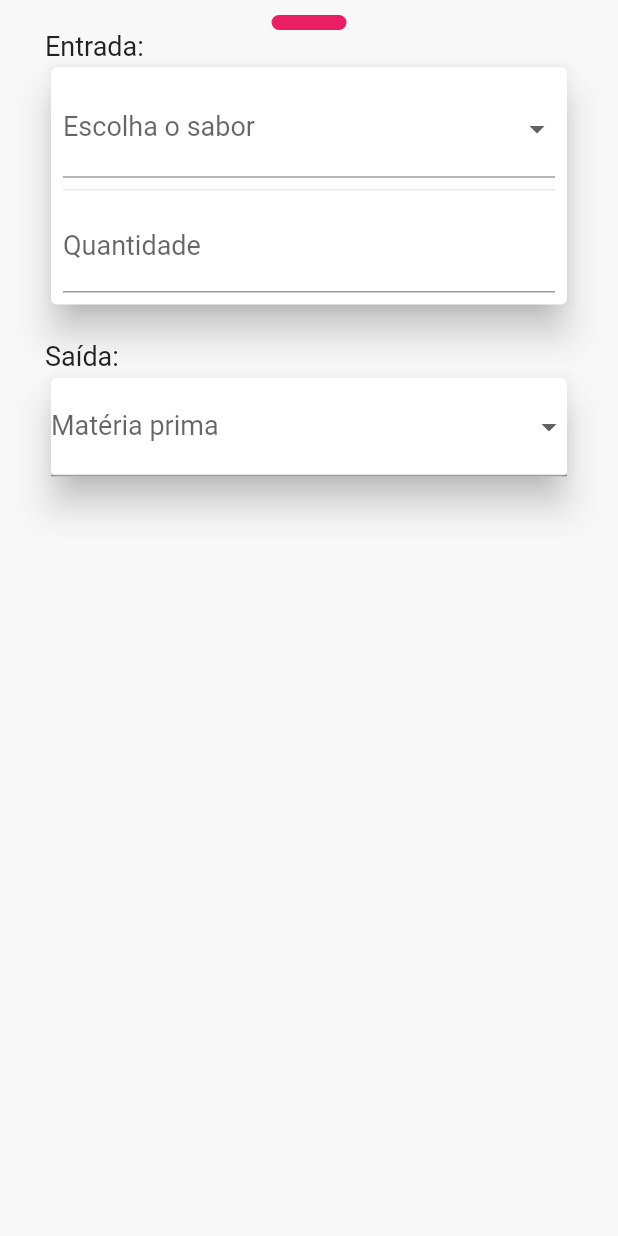
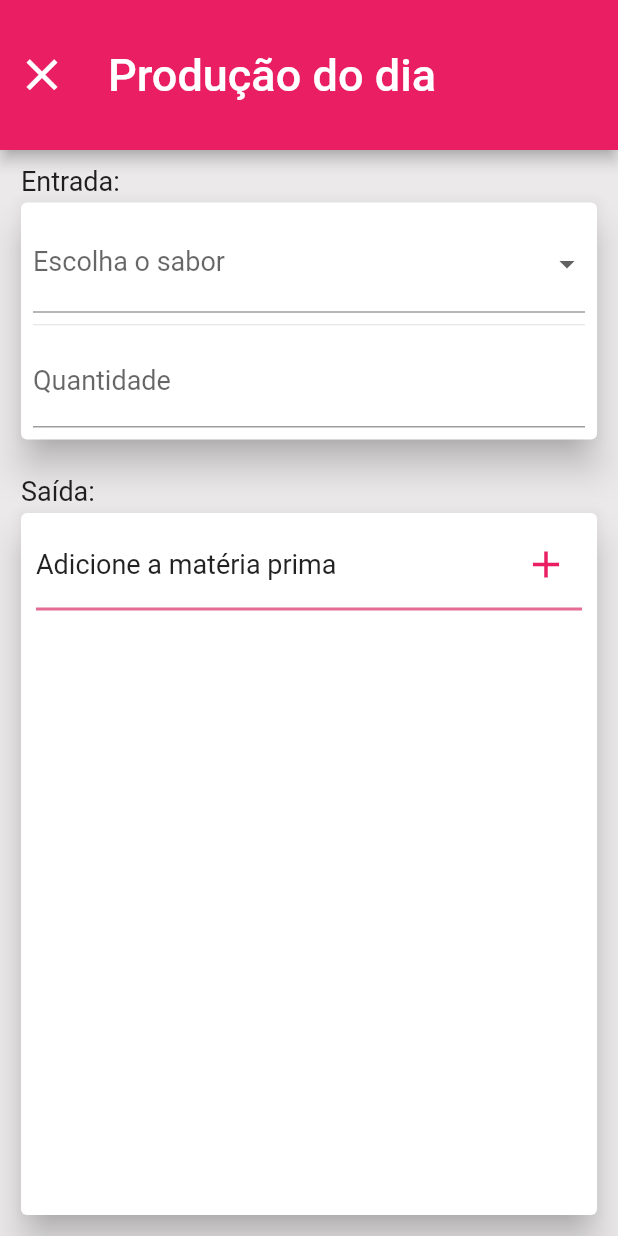
Before and after one commit to Jo-Analyst/app-good-taste, a Flutter app: the BalanceteSheetPage screen opened directly, on a phone screen of 412 x 824 dp. Run offline on Flutter 3.47's test engine with Material 2 defaults, Android fonts, the phone set to English and light mode, and no system bars; our stand-ins replace font_awesome_flutter, sqflite; accounts and stored records are empty.

Commit message:
Mudando o design do balancete

```diff
--- a/lib/app/page/movement_details_page.dart
+++ b/lib/app/page/movement_details_page.dart
@@ -1,4 +1,4 @@
-import 'package:app_good_taste/app/template/balance_sheet_Page.dart';
+import 'package:app_good_taste/app/template/balance_sheet_page.dart';
 import 'package:app_good_taste/app/utils/modal.dart';
 import 'package:flutter/material.dart';
 // import 'package:app_good_taste/app/partils/month.dart';
@@ -95,9 +95,12 @@ class MovementDetailsPage extends StatelessWidget {
                         CircleAvatar(
                           backgroundColor: Theme.of(context).primaryColor,
                           child: IconButton(
-                            onPressed: () => showModal(
+                            onPressed: () => Navigator.push(
                               context,
-                              const BalanceteSheetPage(),
+                              MaterialPageRoute(
+                                builder: (context) =>
+                                    const BalanceteSheetPage(),
+                              ),
                             ),
                             icon: const Icon(
                               Icons.balance,
--- a/lib/app/page/setting_page.dart
+++ b/lib/app/page/setting_page.dart
@@ -1,6 +1,4 @@
 import 'package:flutter/material.dart';
-import 'package:font_awesome_flutter/font_awesome_flutter.dart';
-
 class SettingPage extends StatefulWidget {
   const SettingPage({super.key});
 
--- a/lib/app/template/balance_sheet_Page.dart
+++ b/lib/app/template/balance_sheet_Page.dart
@@ -4,9 +4,14 @@ import 'package:flutter/services.dart';
 
 import '../utils/scroll_button_modal.dart';
 
-class BalanceteSheetPage extends StatelessWidget {
+class BalanceteSheetPage extends StatefulWidget {
   const BalanceteSheetPage({super.key});
 
+  @override
+  State<BalanceteSheetPage> createState() => _BalanceteSheetPageState();
+}
+
+class _BalanceteSheetPageState extends State<BalanceteSheetPage> {
   @override
   Widget build(BuildContext context) {
     final List<String> flavors = [
@@ -20,24 +25,34 @@ class BalanceteSheetPage extends StatelessWidget {
       "Suco de morango",
     ];
 
-    return SingleChildScrollView(
+    return Scaffold(
+        appBar: AppBar(
+          title: const Text(
+            "Produção do dia",
+            style: TextStyle(fontSize: 30),
+          ),
+          leading: IconButton(
+            onPressed: () => Navigator.of(context).pop(),
+            icon: const Icon(
+              Icons.close,
+              size: 35,
+            ),
+          ),
+          toolbarHeight: 100,
+        ),
+        body: Container(
+          color: const Color.fromARGB(255, 235, 233, 233),
           child: Padding(
-        padding: EdgeInsets.only(
-            left: 30,
-            right: 30,
-            top: 10,
-            bottom: 10 + MediaQuery.of(context).viewInsets.bottom),
+            padding: const EdgeInsets.all(10),
             child: Column(
-          // mainAxisAlignment: MainAxisAlignment.start,
-          crossAxisAlignment: CrossAxisAlignment.start,
+              crossAxisAlignment: CrossAxisAlignment.stretch,
               children: [
-            const Align(
-              alignment: Alignment.center,
-              child: ScrollButtomModal(),
-            ),
-            const Text(
+                Container(
+                  margin: const EdgeInsets.only(left: 4),
+                  child: const Text(
                     "Entrada:",
                     style: TextStyle(fontSize: 18),
+                  ),
                 ),
                 Card(
                   elevation: 10,
@@ -49,10 +64,16 @@ class BalanceteSheetPage extends StatelessWidget {
                         const Divider(),
                         TextFormField(
                           keyboardType: TextInputType.number,
-                      inputFormatters: [FilteringTextInputFormatter.digitsOnly],
-                      decoration: const InputDecoration(
+                          inputFormatters: [
+                            FilteringTextInputFormatter.digitsOnly
+                          ],
+                          textInputAction: TextInputAction.next,
+                          decoration: InputDecoration(
                             labelText: "Quantidade",
-                        labelStyle: TextStyle(fontSize: 18),
+                            labelStyle: const TextStyle(fontSize: 18),
+                            floatingLabelStyle: TextStyle(
+                              color: Theme.of(context).primaryColor,
+                            ),
                           ),
                         ),
                       ],
@@ -60,21 +81,52 @@ class BalanceteSheetPage extends StatelessWidget {
                   ),
                 ),
                 const SizedBox(height: 20),
-            const Text(
+                Container(
+                  margin: const EdgeInsets.only(left: 4),
+                  child: const Text(
                     "Saída:",
                     style: TextStyle(fontSize: 18),
                   ),
-            Card(
+                ),
+                Expanded(
+                  child: Card(
                     elevation: 10,
+                    child: Padding(
+                      padding: const EdgeInsets.all(10),
                       child: Column(
                         children: [
-                  DropDownUtils(feedstocks, "Matéria prima"),
+                          // DropDownUtils(feedstocks, "Matéria prima"),]
+                          Row(
+                            mainAxisAlignment: MainAxisAlignment.spaceBetween,
+                            children: [
+                              const Text(
+                                "Adicione a matéria prima",
+                                style: TextStyle(fontSize: 18),
+                              ),
+                              IconButton(
+                                onPressed: (){},
+                                icon: Icon(
+                                  Icons.add,
+                                  size: 30,
+                                  color: Theme.of(context).primaryColor,
+                                ),
+                              ),
                             ],
+                          ),
+                          Container(
+                            margin: const EdgeInsets.only(top: 5),
+                            width: double.infinity,
+                            height: 2,
+                            color: const Color.fromARGB(255, 228, 108, 148),
+                          )
+                        ],
+                      ),
+                    ),
                   ),
                 ),
               ],
             ),
           ),
-    );
+        ));
   }
 }
--- a/lib/app/utils/drop_down.dart
+++ b/lib/app/utils/drop_down.dart
@@ -1,13 +1,28 @@
 import 'package:flutter/material.dart';
 
-class DropDownUtils extends StatelessWidget {
+class DropDownUtils extends StatefulWidget {
   final List<String> flavors;
   final String hint;
   const DropDownUtils(this.flavors, this.hint, {super.key});
 
   @override
+  State<DropDownUtils> createState() => _DropDownUtilsState();
+}
+
+class _DropDownUtilsState extends State<DropDownUtils> {
+  final valueNotifier = ValueNotifier("");
+  final textController = TextEditingController();
+
+  @override
+  void dispose() {
+    valueNotifier.dispose();
+    textController.dispose();
+    super.dispose();
+  }
+
+  @override
   Widget build(BuildContext context) {
-    final valueNotifier = ValueNotifier("");
+
     return ValueListenableBuilder(
       valueListenable: valueNotifier,
       builder: (BuildContext context, String valueDrop, _) {
@@ -15,13 +30,13 @@ class DropDownUtils extends StatelessWidget {
           // icon: Icon(fonta),
           isExpanded: true,
           decoration: InputDecoration(
-            labelText: hint,
+            labelText: widget.hint,
             labelStyle: const TextStyle(fontSize: 18),
           ),
           // hint: Text(hint),
           value: (valueDrop.isEmpty ? null : valueDrop),
           onChanged: (option) => valueNotifier.value = option.toString(),
-          items: flavors
+          items: widget.flavors
               .map(
                 (flavor) => DropdownMenuItem(
                   value: flavor,
```
Lines whose indentation alone changed are shown as unchanged.
